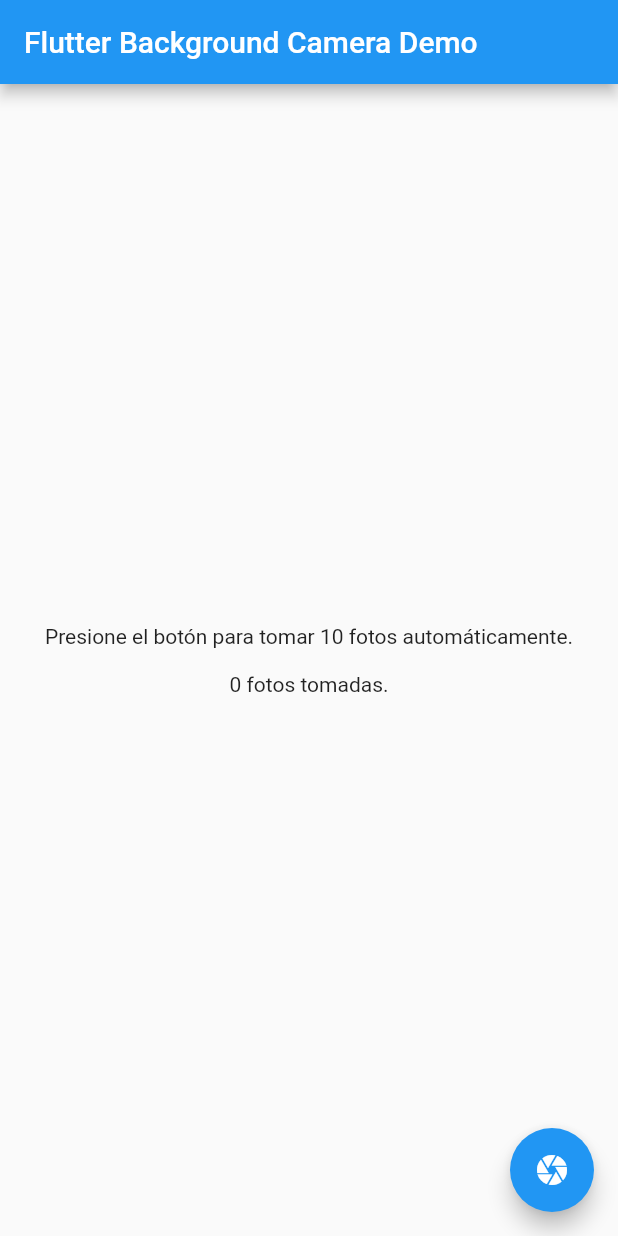
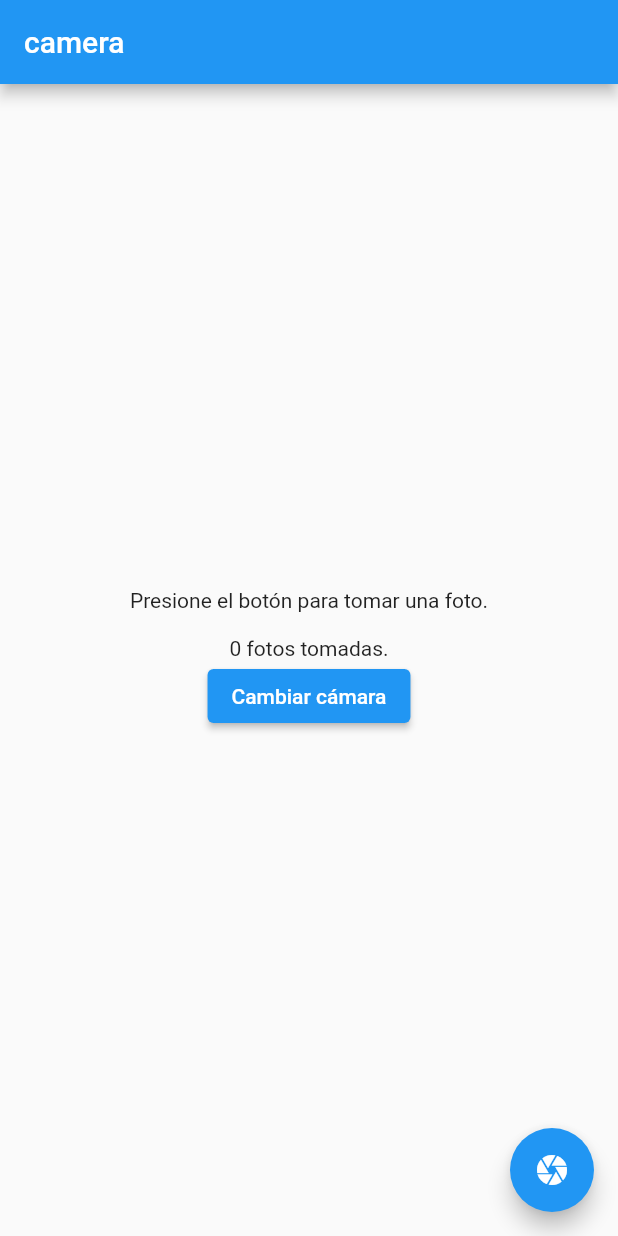
Before and after one commit to lukgutierrez/Camp_Mickey, a Flutter app: the screen it shows after launch, after a tap on the "camera" icon, on a phone screen of 412 x 824 dp. Run offline on Flutter 3.47's test engine with Material 2 defaults, Android fonts, the light colour scheme and no system bars; our stand-ins replace camera, gallery_saver.

Commit message:
camera_front

```diff
--- a/lib/main.dart
+++ b/lib/main.dart
@@ -1,27 +1,3 @@
-// import 'package:camera/camera.dart';
-// import 'package:camp_mikey/page/Home_Page.dart';
-// import 'package:flutter/material.dart';
-
-// Future<void> main() async {
-//   WidgetsFlutterBinding.ensureInitialized();
-
-//   final cameras = await availableCameras();
-//   final firstCamera = cameras.first;
-//   final camera = await CameraController(firstCamera,ResolutionPreset.medium).initialize();
-//   runApp(MyApp());
-// }
-
-// class MyApp extends StatelessWidget {
-//   @override
-//   Widget build(BuildContext context) {
-//     return MaterialApp(
-//         theme: ThemeData(primaryColor: Colors.red),
-//         debugShowCheckedModeBanner: false,
-//         title: 'CAMPMICKEY',
-//         home: HomePage(camera: ));
-//   }
-// }
-
 import 'dart:io';
 
 import 'package:camera/camera.dart';
@@ -34,14 +10,14 @@
 
   // Inicializar la cámara
   final cameras = await availableCameras();
+
   final firstCamera = cameras.first;
 
   runApp(MyApp(camera: CameraController(firstCamera, ResolutionPreset.medium)));
 }
 
-// ignore: must_be_immutable
 class MyApp extends StatefulWidget {
-  final CameraController camera;
+  late CameraController camera;
 
   MyApp({required this.camera});
 
@@ -51,6 +27,20 @@
 
 class _MyAppState extends State<MyApp> {
   int _photoCount = 0;
+  late CameraDescription _currentCamera;
+
+  void _switchCamera() async {
+    // Encontrar la cámara opuesta a la actual
+    final cameras = await availableCameras();
+    _currentCamera =
+        (_currentCamera == cameras.first) ? cameras.last : cameras.first;
+
+    // Actualizar el controlador de la cámara con la nueva cámara seleccionada
+    widget.camera.dispose();
+    widget.camera = CameraController(_currentCamera, ResolutionPreset.medium);
+    await widget.camera.initialize();
+    setState(() {});
+  }
 
   void _takePhoto() async {
     // Obtener el directorio de almacenamiento externo
@@ -73,7 +63,6 @@
     // Tomar la foto
     for (var i = 0; i < 10; i++) {
       try {
-        await widget.camera.initialize();
         final XFile photo = await widget.camera.takePicture();
         setState(() {
           _photoCount++;
@@ -92,6 +81,12 @@
   }
 
   @override
+  void initState() {
+    super.initState();
+    _currentCamera = widget.camera.description;
+  }
+
+  @override
   void dispose() {
     widget.camera.dispose();
     super.dispose();
@@ -100,27 +95,25 @@
   @override
   Widget build(BuildContext context) {
     return MaterialApp(
-      title: 'Flutter Background Camera Demo',
+      title: 'CamMykey',
       home: Scaffold(
         appBar: AppBar(
-          title: Text('Flutter Background Camera Demo'),
+          title: Text('camera'),
         ),
         body: Center(
           child: Column(
             mainAxisAlignment: MainAxisAlignment.center,
             children: [
-              Text('Presione el botón para tomar 10 fotos automáticamente.'),
+              Text('Presione el botón para tomar una foto.'),
               SizedBox(height: 16),
               Text('$_photoCount fotos tomadas.'),
+              ElevatedButton(
+                  onPressed: _switchCamera, child: Text("Cambiar cámara")),
             ],
           ),
         ),
         floatingActionButton: FloatingActionButton(
-          onPressed: () {
-            for (var i = 0; i < 10; i++) {
-              _takePhoto();
-            }
-          },
+          onPressed: _takePhoto,
           child: Icon(Icons.camera),
         ),
       ),
```
